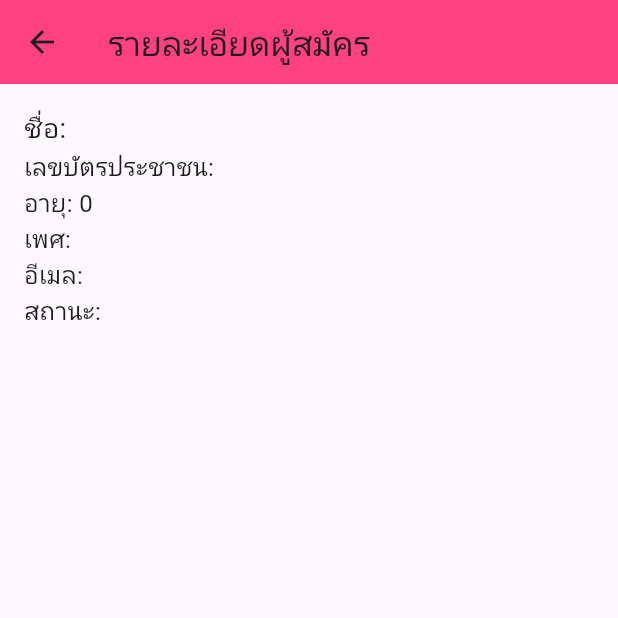
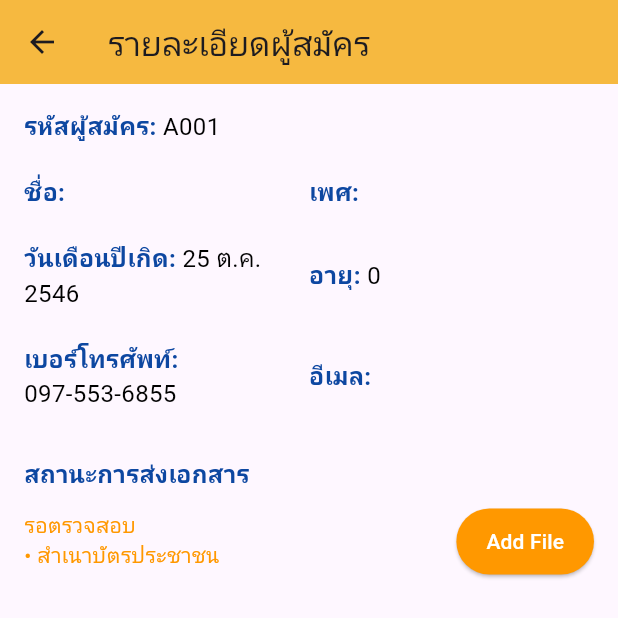
Before and after one commit to warawut2003/Project_SMP_TSU_App_Flutter, a Flutter app: the UserDetailsPage screen opened directly with empty values, on a phone screen of 412 x 824 dp, the top half of it. Run offline on Flutter 3.47's test engine with Material 3 defaults, Android fonts, the phone set to English and light mode, and no system bars; our stand-ins replace file_picker, firebase_core, firebase_storage; missing offline and left inert: syncfusion_flutter_pdfviewer; accounts and stored records are empty; network calls fail.

Commit message:
update 11.36

```diff
--- a/lib/pages/User/ListProject.dart
+++ b/lib/pages/User/ListProject.dart
@@ -3,7 +3,7 @@ import 'package:project_smp_tsu_application/controllers/project_controller.dart'
 import 'package:project_smp_tsu_application/controllers/user_controller.dart';
 import 'package:project_smp_tsu_application/models/project_model.dart';
 import 'package:project_smp_tsu_application/pages/AdminView/documentView.dart';
-import 'package:project_smp_tsu_application/pages/User/%E0%B9%8AUserDetails.dart';
+import 'package:project_smp_tsu_application/pages/User/UserDetails.dart';
 import 'package:project_smp_tsu_application/pages/User/registerProject.dart';
 
 class ListProject extends StatefulWidget {
--- /dev/null
+++ b/lib/pages/User/UserDetails.dart
@@ -0,0 +1,214 @@
+import 'dart:io';
+import 'package:flutter/material.dart';
+import 'package:file_picker/file_picker.dart';
+import 'package:firebase_storage/firebase_storage.dart'; // Import Firebase Storage
+import 'package:project_smp_tsu_application/models/user_model.dart'; // Import UserModel
+
+class UserDetailsPage extends StatefulWidget {
+  final UserModel user;
+
+  const UserDetailsPage({super.key, required this.user});
+
+  @override
+  _UserDetailsPageState createState() => _UserDetailsPageState();
+}
+
+class _UserDetailsPageState extends State<UserDetailsPage> {
+  String? _uploadedFilePath; // Path of uploaded file
+
+  // Function to select file
+  Future<void> _selectFile() async {
+    FilePickerResult? result = await FilePicker.platform.pickFiles();
+    if (result != null) {
+      String? filePath = result.files.single.path;
+      setState(() {
+        _uploadedFilePath = filePath; // Save the path of the selected file
+      });
+    }
+  }
+
+  // Function to delete old file from Firebase Storage
+  Future<void> _deleteOldFile(String fileUrl) async {
+    try {
+      if (fileUrl.isNotEmpty) {
+        FirebaseStorage storage = FirebaseStorage.instance;
+        Reference ref = storage.refFromURL(fileUrl); // Create reference from URL
+        await ref.delete(); // Delete the file
+        ScaffoldMessenger.of(context).showSnackBar(
+          const SnackBar(content: Text('ลบไฟล์เก่าสำเร็จ')),
+        );
+      }
+    } catch (e) {
+      ScaffoldMessenger.of(context)
+          .showSnackBar(SnackBar(content: Text('Error deleting file: $e')));
+    }
+  }
+
+  // Function to upload new file to Firebase Storage
+  Future<String> _uploadFile(String filePath) async {
+    try {
+      FirebaseStorage storage = FirebaseStorage.instance;
+      Reference ref = storage.ref().child(
+          'assets/documents/${widget.user.nationalId}/${DateTime.now().millisecondsSinceEpoch}');
+      await ref.putFile(File(filePath)); // Upload the file
+      String downloadURL = await ref.getDownloadURL(); // Get the download URL
+      return downloadURL;
+    } catch (e) {
+      ScaffoldMessenger.of(context)
+          .showSnackBar(SnackBar(content: Text('Error uploading file: $e')));
+      rethrow;
+    }
+  }
+
+  // Function to manage file upload
+  Future<void> _handleUpload() async {
+    if (_uploadedFilePath != null) {
+      // If there is an old file, delete it first
+      if (widget.user.userFile.isNotEmpty) {
+        await _deleteOldFile(widget.user.userFile);
+      }
+
+      // Upload new file
+      String newFileUrl = await _uploadFile(_uploadedFilePath!);
+
+      // Show success message
+      ScaffoldMessenger.of(context).showSnackBar(
+        const SnackBar(content: Text('อัปโหลดไฟล์สำเร็จ')),
+      );
+
+      // Update user info with the new file URL (send to backend if needed)
+    } else {
+      ScaffoldMessenger.of(context).showSnackBar(
+        const SnackBar(content: Text('กรุณาเลือกไฟล์ก่อนอัปโหลด')),
+      );
+    }
+  }
+
+  @override
+  Widget build(BuildContext context) {
+    return Scaffold(
+      appBar: AppBar(
+        title: const Text('รายละเอียดผู้สมัคร'),
+        backgroundColor: const Color.fromARGB(255, 246, 185, 64),
+      ),
+      body: Padding(
+        padding: const EdgeInsets.all(16.0),
+        child: Column(
+          crossAxisAlignment: CrossAxisAlignment.start,
+          children: [
+            _buildInfoRow('รหัสผู้สมัคร', 'A001'),
+            const SizedBox(height: 10),
+            _buildInfoRow('ชื่อ', '${widget.user.userFname} ${widget.user.userLname}', 'เพศ', widget.user.userGender),
+            const SizedBox(height: 10),
+            _buildInfoRow('วันเดือนปีเกิด', '25 ต.ค. 2546', 'อายุ', widget.user.userAge.toString()),
+            const SizedBox(height: 10),
+            _buildInfoRow('เบอร์โทรศัพท์', '097-553-6855', 'อีเมล', widget.user.userEmail),
+            const SizedBox(height: 20),
+            _buildStatusSection(),
+          ],
+        ),
+      ),
+    );
+  }
+
+  Widget _buildInfoRow(String label1, String value1, [String? label2, String? value2]) {
+    return Column(
+      children: [
+        Row(
+          children: [
+            Expanded(
+              child: Text.rich(
+                TextSpan(
+                  text: '$label1: ',
+                  style: TextStyle(
+                    fontSize: 16,
+                    fontWeight: FontWeight.bold,
+                    color: Colors.blue[900],
+                  ),
+                  children: [
+                    TextSpan(
+                      text: value1,
+                      style: const TextStyle(
+                        fontWeight: FontWeight.normal,
+                        color: Colors.black,
+                      ),
+                    ),
+                  ],
+                ),
+              ),
+            ),
+            if (label2 != null && value2 != null)
+              Expanded(
+                child: Text.rich(
+                  TextSpan(
+                    text: '$label2: ',
+                    style: TextStyle(
+                      fontSize: 16,
+                      fontWeight: FontWeight.bold,
+                      color: Colors.blue[900],
+                    ),
+                    children: [
+                      TextSpan(
+                        text: value2,
+                        style: const TextStyle(
+                          fontWeight: FontWeight.normal,
+                          color: Colors.black,
+                        ),
+                      ),
+                    ],
+                  ),
+                ),
+              ),
+          ],
+        ),
+        const SizedBox(height: 10),
+      ],
+    );
+  }
+
+  Widget _buildStatusSection() {
+    return Column(
+      crossAxisAlignment: CrossAxisAlignment.start,
+      children: [
+        Text(
+          'สถานะการส่งเอกสาร',
+          style: TextStyle(
+            fontSize: 16,
+            fontWeight: FontWeight.bold,
+            color: Colors.blue[900],
+          ),
+        ),
+        const SizedBox(height: 10),
+        Row(
+          mainAxisAlignment: MainAxisAlignment.spaceBetween,
+          children: [
+            Column(
+              crossAxisAlignment: CrossAxisAlignment.start,
+              children: const [
+                Text(
+                  'รอตรวจสอบ',
+                  style: TextStyle(color: Colors.orange),
+                ),
+                Text(
+                  '• สำเนาบัตรประชาชน',
+                  style: TextStyle(color: Colors.orange),
+                ),
+              ],
+            ),
+            ElevatedButton(
+              onPressed: _selectFile, // Function to select file
+              style: ElevatedButton.styleFrom(
+                backgroundColor: Colors.orange,
+                padding: const EdgeInsets.symmetric(vertical: 12, horizontal: 20),
+              ),
+              child: const Text(
+                'Add File',
+                style: TextStyle(color: Colors.white),
+              ),
+            ),
+          ],
+        ),
+      ],
+    );
+  }
+}
--- a/lib/pages/User/๊UserDetails.dart
+++ /dev/null
@@ -1,136 +0,0 @@
-import 'dart:io';
-import 'package:flutter/material.dart';
-import 'package:file_picker/file_picker.dart';
-import 'package:firebase_storage/firebase_storage.dart'; // นำเข้า Firebase Storage
-import 'package:project_smp_tsu_application/models/user_model.dart'; // นำเข้า UserModel
-
-class UserDetailsPage extends StatefulWidget {
-  final UserModel user;
-
-  const UserDetailsPage({super.key, required this.user});
-
-  @override
-  _UserDetailsPageState createState() => _UserDetailsPageState();
-}
-
-class _UserDetailsPageState extends State<UserDetailsPage> {
-  String? _uploadedFilePath; // เก็บ path ของไฟล์ที่อัปโหลด
-
-  // ฟังก์ชันเลือกไฟล์
-  Future<void> _selectFile() async {
-    FilePickerResult? result = await FilePicker.platform.pickFiles();
-    if (result != null) {
-      String? filePath = result.files.single.path;
-      setState(() {
-        _uploadedFilePath = filePath; // เก็บ path ของไฟล์ที่เลือก
-      });
-    }
-  }
-
-  // ฟังก์ชันลบไฟล์เก่าจาก Firebase Storage
-  Future<void> _deleteOldFile(String fileUrl) async {
-    try {
-      if (fileUrl.isNotEmpty) {
-        FirebaseStorage storage = FirebaseStorage.instance;
-        Reference ref = storage.refFromURL(fileUrl); // สร้าง reference จาก URL
-        await ref.delete(); // ลบไฟล์
-        ScaffoldMessenger.of(context).showSnackBar(
-          const SnackBar(content: Text('ลบไฟล์เก่าสำเร็จ')),
-        );
-      }
-    } catch (e) {
-      ScaffoldMessenger.of(context)
-          .showSnackBar(SnackBar(content: Text('Error deleting file: $e')));
-    }
-  }
-
-  // ฟังก์ชันอัปโหลดไฟล์ใหม่ไปยัง Firebase Storage
-  Future<String> _uploadFile(String filePath) async {
-    try {
-      FirebaseStorage storage = FirebaseStorage.instance;
-      Reference ref = storage.ref().child(
-          'assets/documents/${widget.user.nationalId}/${DateTime.now().millisecondsSinceEpoch}');
-      await ref.putFile(File(filePath)); // อัปโหลดไฟล์
-      String downloadURL = await ref.getDownloadURL(); // รับ URL ของไฟล์ที่อัปโหลด
-      return downloadURL;
-    } catch (e) {
-      ScaffoldMessenger.of(context)
-          .showSnackBar(SnackBar(content: Text('Error uploading file: $e')));
-      rethrow;
-    }
-  }
-
-  // ฟังก์ชันจัดการการอัปโหลดไฟล์
-  Future<void> _handleUpload() async {
-    if (_uploadedFilePath != null) {
-      // ตรวจสอบว่ามีไฟล์เก่าหรือไม่ ถ้ามี ให้ลบก่อน
-      if (widget.user.userFile.isNotEmpty) {
-        await _deleteOldFile(widget.user.userFile);
-      }
-
-      // อัปโหลดไฟล์ใหม่
-      String newFileUrl = await _uploadFile(_uploadedFilePath!);
-
-      // แสดงผลลัพธ์การอัปโหลด
-      ScaffoldMessenger.of(context).showSnackBar(
-        const SnackBar(content: Text('อัปโหลดไฟล์สำเร็จ')),
-      );
-
-      // อัปเดตข้อมูลผู้ใช้ด้วย URL ของไฟล์ใหม่ (เชื่อมต่อ backend เพื่ออัปเดตในฐานข้อมูลถ้าจำเป็น)
-    } else {
-      ScaffoldMessenger.of(context).showSnackBar(
-        const SnackBar(content: Text('กรุณาเลือกไฟล์ก่อนอัปโหลด')),
-      );
-    }
-  }
-
-  @override
-  Widget build(BuildContext context) {
-    return Scaffold(
-      appBar: AppBar(
-        title: const Text('รายละเอียดผู้สมัคร'),
-        backgroundColor: Colors.pinkAccent,
-      ),
-      body: Padding(
-        padding: const EdgeInsets.all(16.0),
-        child: Column(
-          crossAxisAlignment: CrossAxisAlignment.start,
-          children: [
-            Text('ชื่อ: ${widget.user.userFname} ${widget.user.userLname}', style: const TextStyle(fontSize: 18)),
-            Text('เลขบัตรประชาชน: ${widget.user.nationalId}', style: const TextStyle(fontSize: 16)),
-            Text('อายุ: ${widget.user.userAge}', style: const TextStyle(fontSize: 16)),
-            Text('เพศ: ${widget.user.userGender}', style: const TextStyle(fontSize: 16)),
-            Text('อีเมล: ${widget.user.userEmail}', style: const TextStyle(fontSize: 16)),
-            Text('สถานะ: ${widget.user.userStatus}', style: const TextStyle(fontSize: 16)),
-            const SizedBox(height: 20),
-            if (widget.user.userStatus == 'เอกสารไม่ครบถ้วน') ...[
-              ElevatedButton(
-                onPressed: _selectFile, // เรียกฟังก์ชันเลือกไฟล์
-                style: ElevatedButton.styleFrom(
-                  backgroundColor: Colors.orange,
-                  padding: const EdgeInsets.symmetric(vertical: 12, horizontal: 20),
-                ),
-                child: const Text(
-                  'เลือกไฟล์ใหม่',
-                  style: TextStyle(color: Colors.white),
-                ),
-              ),
-              const SizedBox(height: 10),
-              ElevatedButton(
-                onPressed: _handleUpload, // เรียกฟังก์ชันอัปโหลดไฟล์
-                style: ElevatedButton.styleFrom(
-                  backgroundColor: Colors.green,
-                  padding: const EdgeInsets.symmetric(vertical: 12, horizontal: 20),
-                ),
-                child: const Text(
-                  'อัปโหลด',
-                  style: TextStyle(color: Colors.white),
-                ),
-              ),
-            ],
-          ],
-        ),
-      ),
-    );
-  }
-}
```
